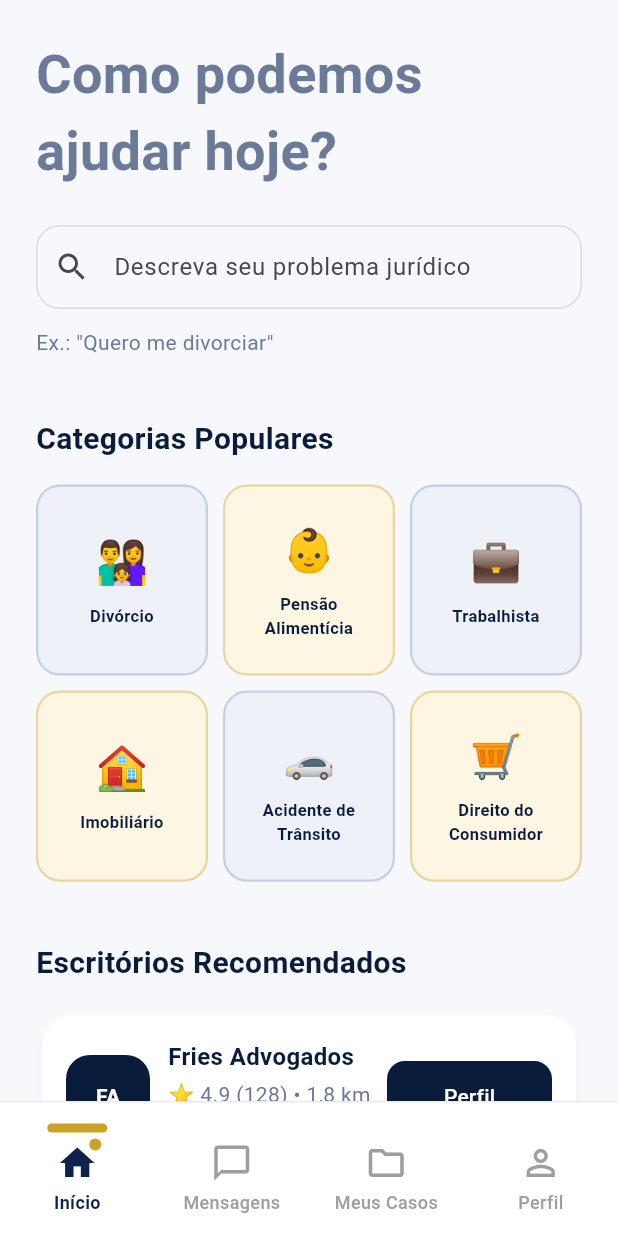
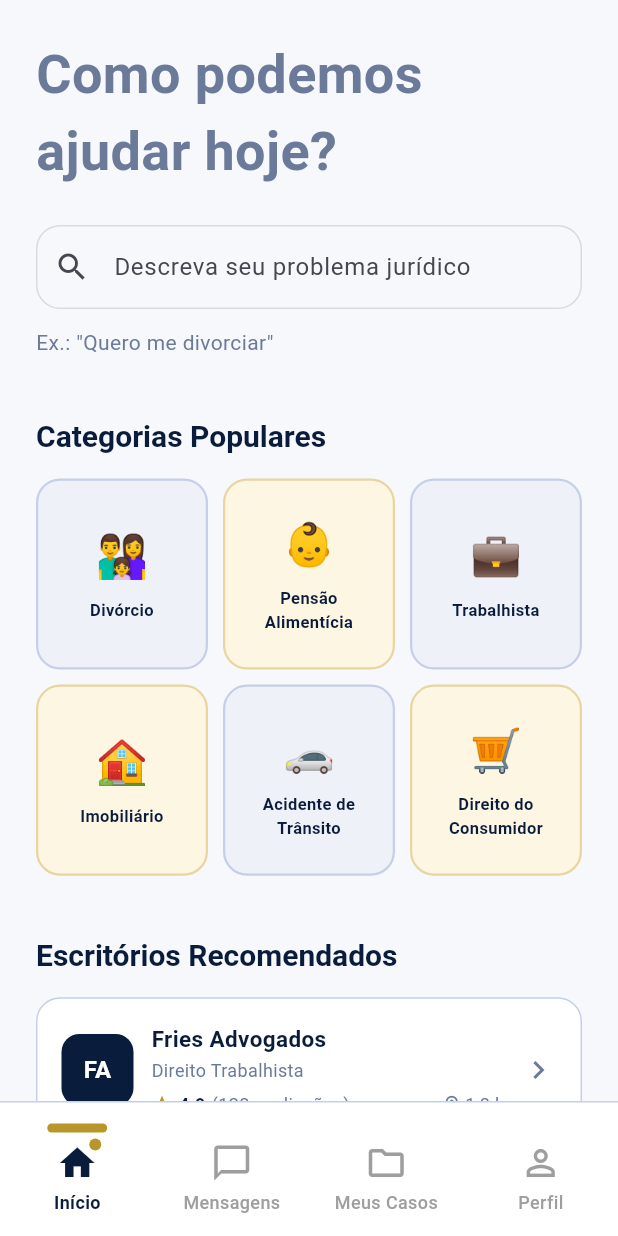
Before and after one commit to SamuelFries/Jurii, a Flutter app: the screen it shows after launch, on a phone screen of 412 x 824 dp. Run offline on Flutter 3.47's test engine with Material 3 defaults, Android fonts, the phone set to English and light mode, and no system bars.

Commit message:
unifiquei o theme em um só arquivo e arrumei os arquivos que não usavam ele

```diff
--- a/lib/widgets/categories_section.dart
+++ b/lib/widgets/categories_section.dart
@@ -1,5 +1,4 @@
 import 'package:flutter/material.dart';
-
 import '../data/categories_data.dart';
 import 'category_card.dart';
 
@@ -11,23 +10,16 @@ class CategoriesSection extends StatelessWidget {
     return Column(
       crossAxisAlignment: CrossAxisAlignment.start,
       children: [
-        const Text(
+        Text(
           'Categorias Populares',
-          style: TextStyle(
-            fontSize: 20,
-            fontWeight: FontWeight.bold,
-            color: Color(0xFF0A1C3B),
-          ),
+          style: Theme.of(context).textTheme.titleLarge,
         ),
-
         const SizedBox(height: 16),
-
         GridView.builder(
           shrinkWrap: true,
           physics: const NeverScrollableScrollPhysics(),
           itemCount: categories.length,
-          gridDelegate:
-              const SliverGridDelegateWithFixedCrossAxisCount(
+          gridDelegate: const SliverGridDelegateWithFixedCrossAxisCount(
             crossAxisCount: 3,
             crossAxisSpacing: 10,
             mainAxisSpacing: 10,
@@ -35,18 +27,11 @@ class CategoriesSection extends StatelessWidget {
           ),
           itemBuilder: (context, index) {
             final category = categories[index];
-
             return CategoryCard(
               emoji: category.emoji,
               title: category.title,
               isGold: category.isGold,
-              onTap: () {
-                debugPrint(
-                  'Categoria clicada: ${category.id}',
-                );
-
-                // Aqui vamos navegar depois
-              },
+              onTap: () => debugPrint('Categoria clicada: ${category.id}'),
             );
           },
         ),
--- a/lib/widgets/category_card.dart
+++ b/lib/widgets/category_card.dart
@@ -1,4 +1,5 @@
 import 'package:flutter/material.dart';
+import '../theme/app_theme.dart';
 
 class CategoryCard extends StatelessWidget {
   final String emoji;
@@ -21,13 +22,9 @@ class CategoryCard extends StatelessWidget {
       onTap: onTap,
       child: Container(
         decoration: BoxDecoration(
-          color: isGold
-              ? const Color(0xFFFDF6E3)
-              : const Color(0xFFEEF1F8),
+          color: isGold ? AppTheme.lightGold : AppTheme.lightBlue,
           border: Border.all(
-            color: isGold
-                ? const Color(0xFFE8D5A0)
-                : const Color(0xFFC5CFE8),
+            color: isGold ? AppTheme.lightGoldBorder : AppTheme.lightBlueBorder,
             width: 1.5,
           ),
           borderRadius: BorderRadius.circular(16),
@@ -35,10 +32,7 @@ class CategoryCard extends StatelessWidget {
         child: Column(
           mainAxisAlignment: MainAxisAlignment.center,
           children: [
-            Text(
-              emoji,
-              style: const TextStyle(fontSize: 28),
-            ),
+            Text(emoji, style: const TextStyle(fontSize: 28)),
             const SizedBox(height: 8),
             Text(
               title,
@@ -46,7 +40,7 @@ class CategoryCard extends StatelessWidget {
               style: const TextStyle(
                 fontSize: 11,
                 fontWeight: FontWeight.w600,
-                color: Color(0xFF0A1C3B),
+                color: AppTheme.textPrimary,
               ),
             ),
           ],
--- a/lib/widgets/jurii_bottom_nav.dart
+++ b/lib/widgets/jurii_bottom_nav.dart
@@ -1,4 +1,5 @@
 import 'package:flutter/material.dart';
+import '../theme/app_theme.dart';
 
 class JuriiBottomNav extends StatelessWidget {
   final int currentIndex;
@@ -12,9 +13,6 @@ class JuriiBottomNav extends StatelessWidget {
 
   @override
   Widget build(BuildContext context) {
-    const primary = Color(0xFF0D234B);
-    const accent = Color(0xFFC9A227);
-
     final items = [
       (Icons.home_outlined, Icons.home, 'Início'),
       (Icons.chat_bubble_outline, Icons.chat_bubble, 'Mensagens'),
@@ -25,11 +23,9 @@ class JuriiBottomNav extends StatelessWidget {
     return Container(
       height: 90,
       decoration: const BoxDecoration(
-        color: Colors.white,
+        color: AppTheme.card,
         border: Border(
-          top: BorderSide(
-            color: Color(0xFFEAEAEA),
-          ),
+          top: BorderSide(color: AppTheme.lightBlueBorder),
         ),
       ),
       child: Row(
@@ -51,7 +47,7 @@ class JuriiBottomNav extends StatelessWidget {
                             width: 40,
                             height: 4,
                             decoration: BoxDecoration(
-                              color: accent,
+                              color: AppTheme.accent,
                               borderRadius: BorderRadius.circular(99),
                             ),
                           )
@@ -65,17 +61,16 @@ class JuriiBottomNav extends StatelessWidget {
                     children: [
                       Icon(
                         selected ? items[index].$2 : items[index].$1,
-                        color: selected ? primary : Colors.grey,
+                        color: selected ? AppTheme.primary : Colors.grey,
                         size: 28,
                       ),
-
                       if (selected)
-                        const Positioned(
+                        Positioned(
                           top: -2,
                           right: -2,
                           child: CircleAvatar(
                             radius: 4,
-                            backgroundColor: accent,
+                            backgroundColor: AppTheme.accent,
                           ),
                         ),
                     ],
@@ -86,7 +81,7 @@ class JuriiBottomNav extends StatelessWidget {
                   Text(
                     items[index].$3,
                     style: TextStyle(
-                      color: selected ? primary : Colors.grey,
+                      color: selected ? AppTheme.primary : Colors.grey,
                       fontWeight:
                           selected ? FontWeight.w700 : FontWeight.w500,
                       fontSize: 12,
--- a/lib/widgets/office_card.dart
+++ b/lib/widgets/office_card.dart
@@ -1,4 +1,5 @@
 import 'package:flutter/material.dart';
+import '../theme/app_theme.dart';
 
 class OfficeCard extends StatelessWidget {
   final String initials;
@@ -22,46 +23,44 @@ class OfficeCard extends StatelessWidget {
     this.onTap,
   });
 
-  Color get avatarColor {
-    switch (avatarType) {
-      case 'gold':
-        return const Color(0xFFB8972A);
-
-      case 'blue':
-        return const Color(0xFF1A3A6B);
-
-      default:
-        return const Color(0xFF0A1C3B);
-    }
-  }
+  Color get _avatarColor => switch (avatarType) {
+    'navy' => AppTheme.primary,
+    'gold' => AppTheme.accent,
+    _ => AppTheme.lightBlue,
+  };
 
   @override
   Widget build(BuildContext context) {
-    return Card(
-      child: Padding(
+    return GestureDetector(
+      onTap: onTap,
+      child: Container(
         padding: const EdgeInsets.all(16),
+        decoration: BoxDecoration(
+          color: AppTheme.card,
+          borderRadius: BorderRadius.circular(16),
+          border: Border.all(color: AppTheme.lightBlueBorder),
+        ),
         child: Row(
           children: [
             Container(
-              width: 56,
-              height: 56,
+              width: 48,
+              height: 48,
               decoration: BoxDecoration(
-                color: avatarColor,
-                borderRadius: BorderRadius.circular(16),
+                color: _avatarColor,
+                borderRadius: BorderRadius.circular(12),
               ),
               child: Center(
                 child: Text(
                   initials,
                   style: const TextStyle(
-                    color: Colors.white,
+                    color: AppTheme.card,
                     fontWeight: FontWeight.bold,
+                    fontSize: 16,
                   ),
                 ),
               ),
             ),
-
             const SizedBox(width: 12),
-
             Expanded(
               child: Column(
                 crossAxisAlignment: CrossAxisAlignment.start,
@@ -69,49 +68,57 @@ class OfficeCard extends StatelessWidget {
                   Text(
                     officeName,
                     style: const TextStyle(
-                      fontWeight: FontWeight.bold,
-                      fontSize: 16,
-                      color: Color(0xFF0A1C3B),
+                      fontSize: 15,
+                      fontWeight: FontWeight.w600,
+                      color: AppTheme.textPrimary,
                     ),
                   ),
-
-                  const SizedBox(height: 4),
-
+                  const SizedBox(height: 2),
                   Text(
-                    '⭐ $rating ($reviews) • $distance',
+                    specialty,
                     style: const TextStyle(
-                      color: Color(0xFF6B7A99),
+                      fontSize: 12,
+                      color: AppTheme.textSecondary,
                     ),
                   ),
-
                   const SizedBox(height: 6),
-
-                  Container(
-                    padding: const EdgeInsets.symmetric(
-                      horizontal: 8,
-                      vertical: 4,
-                    ),
-                    decoration: BoxDecoration(
-                      color: const Color(0xFFEEF1F8),
-                      borderRadius: BorderRadius.circular(8),
-                    ),
-                    child: Text(
-                      specialty,
-                      style: const TextStyle(
-                        fontSize: 11,
-                        color: Color(0xFF1A3A6B),
-                        fontWeight: FontWeight.w600,
+                  Row(
+                    children: [
+                      const Icon(Icons.star, size: 14, color: AppTheme.accent),
+                      const SizedBox(width: 4),
+                      Text(
+                        '$rating',
+                        style: const TextStyle(
+                          fontSize: 12,
+                          fontWeight: FontWeight.w600,
+                          color: AppTheme.textPrimary,
+                        ),
                       ),
-                    ),
+                      const SizedBox(width: 4),
+                      Text(
+                        '($reviews avaliações)',
+                        style: const TextStyle(
+                          fontSize: 12,
+                          color: AppTheme.textSecondary,
+                        ),
+                      ),
+                      const Spacer(),
+                      const Icon(Icons.location_on_outlined,
+                          size: 14, color: AppTheme.textSecondary),
+                      const SizedBox(width: 2),
+                      Text(
+                        distance,
+                        style: const TextStyle(
+                          fontSize: 12,
+                          color: AppTheme.textSecondary,
+                        ),
+                      ),
+                    ],
                   ),
                 ],
               ),
             ),
-
-            ElevatedButton(
-              onPressed: onTap,
-              child: const Text('Perfil'),
-            ),
+            const Icon(Icons.chevron_right, color: AppTheme.textSecondary),
           ],
         ),
       ),
--- a/lib/widgets/offices_section.dart
+++ b/lib/widgets/offices_section.dart
@@ -1,5 +1,4 @@
 import 'package:flutter/material.dart';
-
 import '../data/law_firms_data.dart';
 import 'office_card.dart';
 
@@ -11,26 +10,18 @@ class OfficesSection extends StatelessWidget {
     return Column(
       crossAxisAlignment: CrossAxisAlignment.start,
       children: [
-        const Text(
+        Text(
           'Escritórios Recomendados',
-          style: TextStyle(
-            fontSize: 20,
-            fontWeight: FontWeight.bold,
-            color: Color(0xFF0A1C3B),
-          ),
+          style: Theme.of(context).textTheme.titleLarge,
         ),
-
         const SizedBox(height: 16),
-
         ListView.separated(
           shrinkWrap: true,
           physics: const NeverScrollableScrollPhysics(),
           itemCount: lawFirms.length,
-          separatorBuilder: (_, __) =>
-              const SizedBox(height: 12),
+          separatorBuilder: (_, __) => const SizedBox(height: 12),
           itemBuilder: (context, index) {
             final office = lawFirms[index];
-
             return OfficeCard(
               initials: office.initials,
               officeName: office.name,
@@ -39,13 +30,7 @@ class OfficesSection extends StatelessWidget {
               specialty: office.specialty,
               reviews: office.reviews,
               avatarType: office.avatarType,
-              onTap: () {
-                debugPrint(
-                  'Abrir perfil: ${office.id}',
-                );
-
-                // Navigator.push(...)
-              },
+              onTap: () => debugPrint('Abrir perfil: ${office.id}'),
             );
           },
         ),
```
Also changed, not shown: lib/theme/jurii_colors.dart (deleted, +0 -18 lines), lib/widgets/conversation_card.dart (+10 -8 lines), lib/widgets/profile_header_card.dart (+14 -13 lines), lib/widgets/profile_menu_item.dart (+4 -3 lines), lib/widgets/profile_menu_section.dart (+4 -3 lines).
